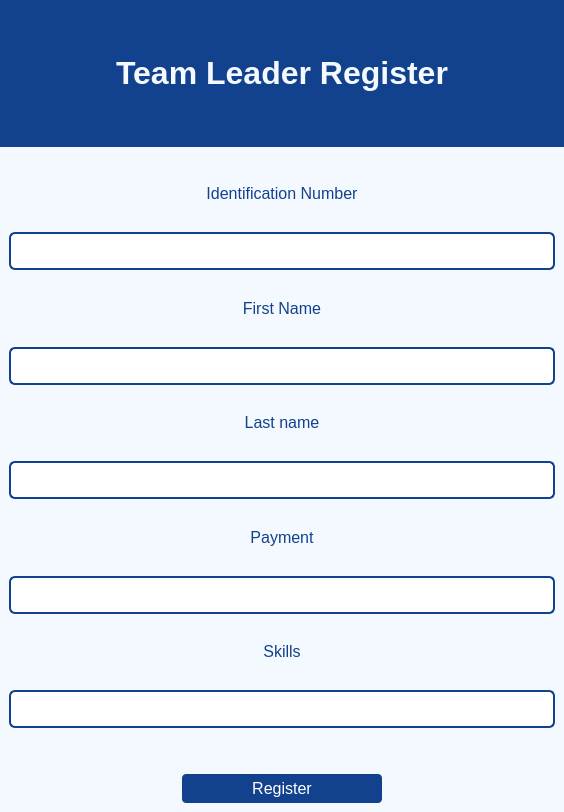
Dimalko/telo2, file ui/TeamLeadersRegister.ui: the form before one commit.
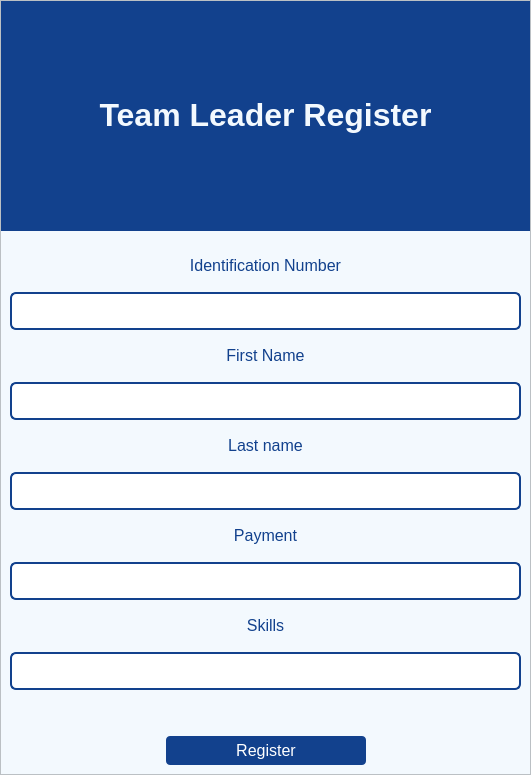
The form after the commit.

The edit to the form file:
```diff
--- a/ui/TeamLeadersRegister.ui
+++ b/ui/TeamLeadersRegister.ui
@@ -6,20 +6,20 @@
    <rect>
     <x>0</x>
     <y>0</y>
-    <width>564</width>
-    <height>812</height>
+    <width>531</width>
+    <height>775</height>
    </rect>
   </property>
   <property name="minimumSize">
    <size>
-    <width>564</width>
-    <height>812</height>
+    <width>531</width>
+    <height>300</height>
    </size>
   </property>
   <property name="maximumSize">
    <size>
-    <width>564</width>
-    <height>812</height>
+    <width>531</width>
+    <height>775</height>
    </size>
   </property>
   <property name="windowTitle">
@@ -35,7 +35,6 @@
 color: rgb(18, 65, 141);
 font-size:16px;
 padding-bottom: 0px;
-text-align: center;
 }
 
 QLineEdit{
@@ -48,6 +47,16 @@
 font-size:14px;
 }
 
+QComboBox{
+	background-color: rgb(255, 255, 255);
+	border: 2px solid; 
+	border-radius: 6px; 
+	border-color:rgb(18, 65, 141);
+	padding: 8px;
+	color: rgb(18, 65, 141);
+	font-size:14px;
+}
+
 QPushButton{
 color:#fff;
 border: 0px;
@@ -59,10 +68,61 @@
 
 QPushButton:hover{
 background-color: rgb(47, 142, 228);
+}
+
+QScrollBar:vertical {
+    border: none;
+    background: rgb(230, 222, 255);  /* Background color of the scrollbar track */
+    width: 12px;  /* Thickness of the scrollbar */
+}
+
+QScrollBar::handle:vertical {
+    background: rgb(18, 65, 141);
+    min-width: 20px; /* Minimum width of the handle */
+    border-radius: 6px; /* Rounded edges */
+}
+
+QScrollBar::handle:vertical:hover {
+    background: #74b9ff; /* Lighter color when hovered */
+}
+
+QScrollBar::add-line:vertical, QScrollBar::sub-line:vertical {
+    background: none; /* Removes the small arrow buttons */
+}
+
+QScrollBar::add-page:vertical, QScrollBar::sub-page:vertical {
+    background: none; /* Keeps empty space color same */
 }</string>
   </property>
   <widget class="QWidget" name="centralwidget">
-   <layout class="QVBoxLayout" name="verticalLayout_2" stretch="2,9">
+   <layout class="QVBoxLayout" name="verticalLayout_2" stretch="0">
+    <property name="leftMargin">
+     <number>0</number>
+    </property>
+    <property name="topMargin">
+     <number>0</number>
+    </property>
+    <property name="rightMargin">
+     <number>0</number>
+    </property>
+    <property name="bottomMargin">
+     <number>0</number>
+    </property>
+    <item>
+     <widget class="QScrollArea" name="scrollArea">
+      <property name="widgetResizable">
+       <bool>true</bool>
+      </property>
+      <widget class="QWidget" name="scrollAreaWidgetContents">
+       <property name="geometry">
+        <rect>
+         <x>0</x>
+         <y>0</y>
+         <width>529</width>
+         <height>773</height>
+        </rect>
+       </property>
+       <layout class="QVBoxLayout" name="verticalLayout_3" stretch="3,7">
     <property name="leftMargin">
      <number>0</number>
     </property>
@@ -254,6 +314,10 @@
         </layout>
        </item>
       </layout>
+         </widget>
+        </item>
+       </layout>
+      </widget>
      </widget>
     </item>
    </layout>
```
Lines whose indentation alone changed are shown as unchanged.
